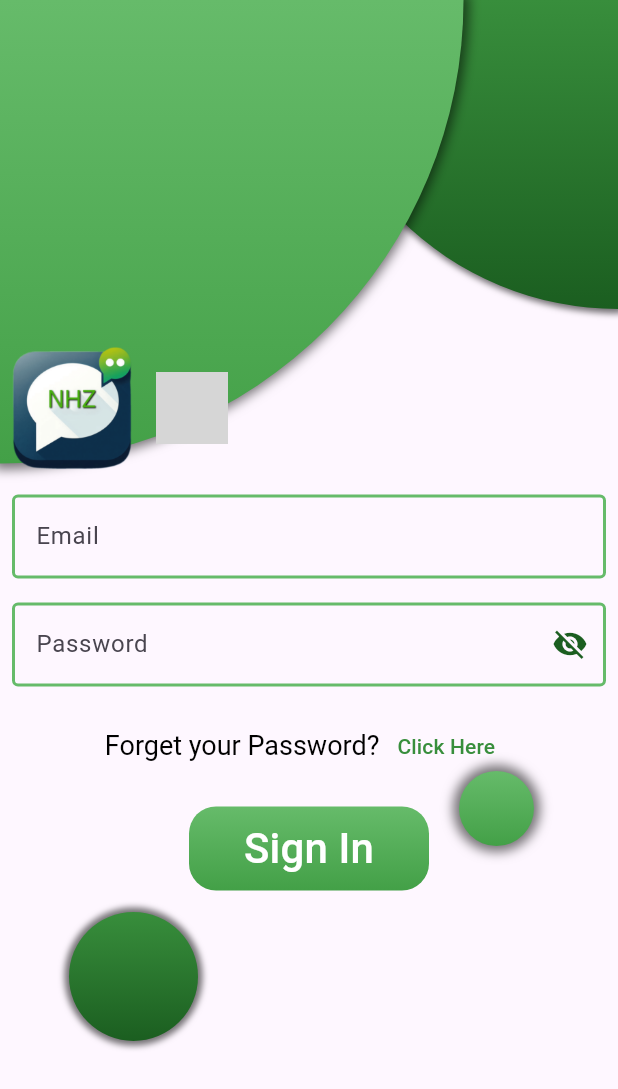
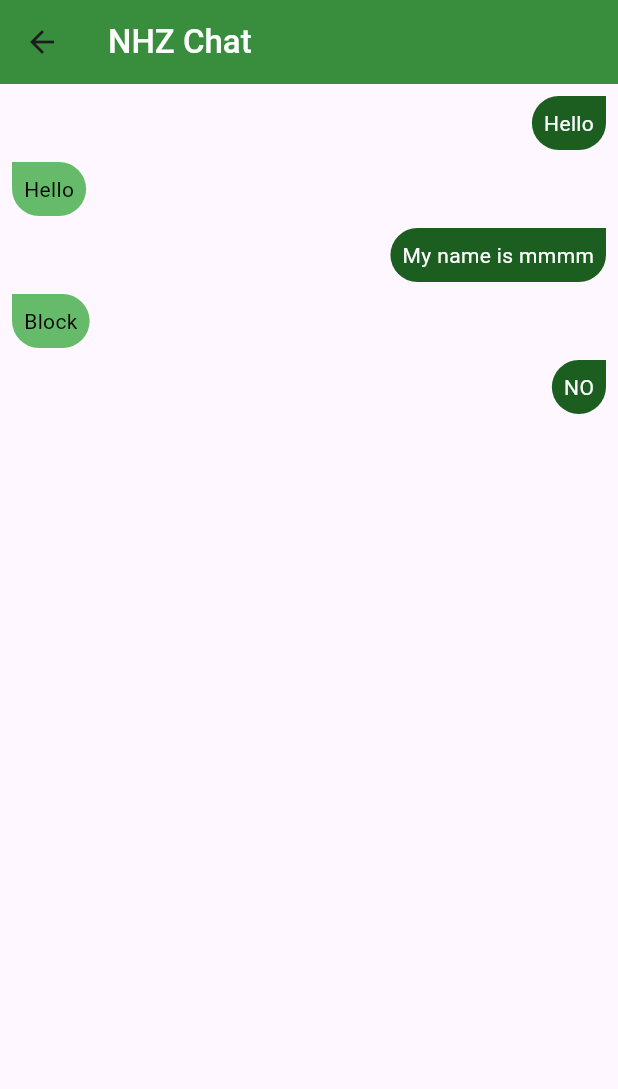
Before and after one commit to saefoclash1997/group_chat_nhz, a Flutter app: the SignInScreen screen opened directly, after a tap on "Sign In", on a phone screen of 412 x 824 dp. Shown: the top 1089 px of the screen. Run offline on Flutter 3.47's test engine with Material 3 defaults, Android fonts, the light colour scheme and no system bars; our stand-ins replace animated_text_kit; missing offline and left inert: neon_widgets; grey boxes are pictures that could not be loaded.

Commit message:
first commit

```diff
--- a/lib/background_decoration.dart
+++ b/lib/components/background_decoration.dart
@@ -1,5 +1,5 @@
 import 'package:flutter/material.dart';
-import 'constants.dart';
+import '../constants.dart';
 
 class BackGroundDecoration extends StatelessWidget {
   const BackGroundDecoration({
--- a/lib/custom_button.dart
+++ b/lib/components/custom_button.dart
@@ -1,6 +1,6 @@
 import 'package:flutter/material.dart';
 
-import 'constants.dart';
+import '../constants.dart';
 
 class CustomButton extends StatelessWidget {
   final String title;
--- a/lib/custom_text_form_field.dart
+++ b/lib/components/custom_text_form_field.dart
@@ -1,9 +1,13 @@
 import 'package:flutter/material.dart';
-import 'constants.dart';
+
+import '../constants.dart';
 
 class CustomTextFormField extends StatefulWidget {
+  TextEditingController? controller;
+
   final String title;
   CustomTextFormField({
+    this.controller,
     super.key, required this.title,
   });
 
@@ -13,15 +17,14 @@ class CustomTextFormField extends StatefulWidget {
 
 class _CustomTextFormFieldState extends State<CustomTextFormField> {
   bool isObscure = true;
-
   @override
   Widget build(BuildContext context) {
     return TextFormField(
+      controller: widget.controller,
       autocorrect: false,
       cursorColor: kDarkPrimary1,
       obscureText: widget.title == "Email" ? false : isObscure,
       decoration: InputDecoration(
-
         label: Text(widget.title),
         suffixIcon: widget.title == "Email" ? null : IconButton(
           color: kDarkPrimary2,
--- a/lib/main.dart
+++ b/lib/main.dart
@@ -1,5 +1,5 @@
 import 'package:flutter/material.dart';
-import 'package:group_chat_nhz/welcome_screen.dart';
+import 'package:group_chat_nhz/screens/welcome_screen.dart';
 
 void main() {
   runApp(const MyApp());
--- /dev/null
+++ b/lib/screens/chat_screen.dart
@@ -0,0 +1,102 @@
+import 'package:flutter/material.dart';
+import 'package:group_chat_nhz/constants.dart';
+
+class ChatScreen extends StatelessWidget {
+  ChatScreen({super.key});
+
+  List<String> messages = ["Hello", "Hello", "My name is mmmm", "Block", "NO"];
+
+  @override
+  Widget build(BuildContext context) {
+    return Scaffold(
+      appBar: AppBar(
+        backgroundColor: kDarkPrimary1,
+        title: Text(
+          "NHZ Chat",
+          style: TextStyle(color: Colors.white, fontWeight: FontWeight.w500),
+        ),
+      ),
+      body: ListView.builder(
+        padding: EdgeInsets.all(8.0),
+        itemCount: messages.length,
+        itemBuilder: (BuildContext context, int index) {
+          return Container(
+            padding: EdgeInsets.only(bottom: 8.0),
+            alignment:  index%2==0 ? Alignment.centerRight : Alignment.centerLeft  ,
+            child: Container(
+              constraints: BoxConstraints(
+                maxWidth: MediaQuery.of(context).size.width * 4 / 5,
+              ),
+              padding: EdgeInsets.all(8.0),
+              decoration: BoxDecoration(
+                color: index%2==0 ? kDarkPrimary2 : kLightPrimary1,
+                borderRadius:  index%2==0 ? BorderRadius.only(
+                  bottomRight: Radius.circular(20.0),
+                  bottomLeft: Radius.circular(20.0),
+                  topLeft: Radius.circular(20.0),
+                ) :  BorderRadius.only(
+bottomRight: Radius.circular(20.0),
+bottomLeft: Radius.circular(20.0),
+topRight: Radius.circular(20.0),
+),
+              ),
+
+              child: Text(
+                messages[index],
+                style: TextStyle(color: index%2==0 ? Colors.white : Colors.black),
+              ),
+            ),
+          );
+        },
+
+
+      ),
+    );
+  }
+}
+
+
+//
+// Container(
+// padding: EdgeInsets.only(bottom: 8.0),
+// alignment: Alignment.centerRight,
+// child: Container(
+// constraints: BoxConstraints(
+// maxWidth: MediaQuery.of(context).size.width * 4 / 5,
+// ),
+// padding: EdgeInsets.all(8.0),
+// decoration: BoxDecoration(
+// color: kDarkPrimary2,
+// borderRadius: BorderRadius.only(
+// bottomRight: Radius.circular(20.0),
+// bottomLeft: Radius.circular(20.0),
+// topLeft: Radius.circular(20.0),
+// ),
+// ),
+//
+// child: Text(
+// "Hello Hello Hello Hello Hello Hello Hello Hello Hello Hello Hello Hello Hello Hello Hello Hello Hello Hello Hello Hello Hello Hello Hello Hello Hello Hello Hello Hello Hello Hello Hello Hello Hello Hello Hello Hello Hello Hello Hello Hello Hello Hello Hello Hello Hello Hello Hello Hello Hello Hello Hello Hello Hello Hello Hello Hello Hello Hello Hello Hello Hello Hello Hello Hello Hello Hello Hello Hello Hello Hello Hello Hello Hello Hello Hello Hello Hello Hello Hello Hello Hello Hello ",
+// style: TextStyle(color: Colors.white),
+// ),
+// ),
+// ),
+// Container(
+// constraints: BoxConstraints(
+// maxWidth: MediaQuery.of(context).size.width * 4 / 5,
+// ),
+// padding: EdgeInsets.only(bottom: 8.0),
+// alignment: Alignment.centerLeft,
+// child: Container(
+// padding: EdgeInsets.all(8.0),
+// decoration: BoxDecoration(
+// color: kLightPrimary1,
+// borderRadius: BorderRadius.only(
+// bottomRight: Radius.circular(20.0),
+// bottomLeft: Radius.circular(20.0),
+// topRight: Radius.circular(20.0),
+// ),
+// ),
+//
+// child: Text("Hello"),
+// ),
+// ),
--- a/lib/sign_in.dart
+++ b/lib/screens/sign_in.dart
@@ -1,13 +1,17 @@
 import 'package:flutter/material.dart';
 import 'package:group_chat_nhz/constants.dart';
-import 'package:group_chat_nhz/forget_password_screen.dart';
+import 'package:group_chat_nhz/screens/forget_password_screen.dart';
 import 'package:neon_widgets/neon_widgets.dart';
-import 'background_decoration.dart';
-import 'custom_button.dart';
-import 'custom_text_form_field.dart';
+import '../components/background_decoration.dart';
+import '../components/custom_button.dart';
+import '../components/custom_text_form_field.dart';
+import 'chat_screen.dart';
 
 class SignInScreen extends StatelessWidget {
-  const SignInScreen({super.key});
+  SignInScreen({super.key});
+
+  TextEditingController emailController = TextEditingController();
+  TextEditingController passwordController = TextEditingController();
 
   @override
   Widget build(BuildContext context) {
@@ -43,9 +47,15 @@ class SignInScreen extends StatelessWidget {
                     ],
                   ),
                   SizedBox(height: 16.0),
-                  CustomTextFormField(title: "Email"),
+                  CustomTextFormField(
+                    title: "Email",
+                    controller: emailController,
+                  ),
                   SizedBox(height: 16.0),
-                  CustomTextFormField(title: "Password"),
+                  CustomTextFormField(
+                    title: "Password",
+                    controller: passwordController,
+                  ),
                   SizedBox(height: 16.0),
                   RichText(
                     textAlign: TextAlign.center,
@@ -60,7 +70,14 @@ class SignInScreen extends StatelessWidget {
                           alignment: PlaceholderAlignment.middle,
                           child: TextButton(
                             onPressed: () {
-                  Navigator.push(context, MaterialPageRoute(builder: (context)=>ForgetPasswordScreen())) ;
+                              Navigator.push(
+                                context,
+                                MaterialPageRoute(
+                                  builder: (context) => ForgetPasswordScreen(
+                                    emailController: emailController,
+                                  ),
+                                ),
+                              );
                             },
                             child: Text(
                               "Click Here",
@@ -78,12 +95,7 @@ class SignInScreen extends StatelessWidget {
                       width: 160.0,
                       title: "Sign In",
                       onPressed: () {
-                        Navigator.push(
-                          context,
-                          MaterialPageRoute(
-                            builder: (context) => SignInScreen(),
-                          ),
-                        );
+                        Navigator.push(context, MaterialPageRoute(builder: (context)=>ChatScreen()));
                       },
                     ),
                   ),
```
Also changed, not shown: lib/forget_password_screen.dart (deleted, +0 -96 lines), lib/screens/forget_password_screen.dart (added, +155 -0 lines), lib/screens/sign_up.dart (renamed from lib/sign_up.dart, +10 -9 lines), lib/screens/welcome_screen.dart (renamed from lib/welcome_screen.dart, +4 -4 lines), lib/123.dart (deleted).
